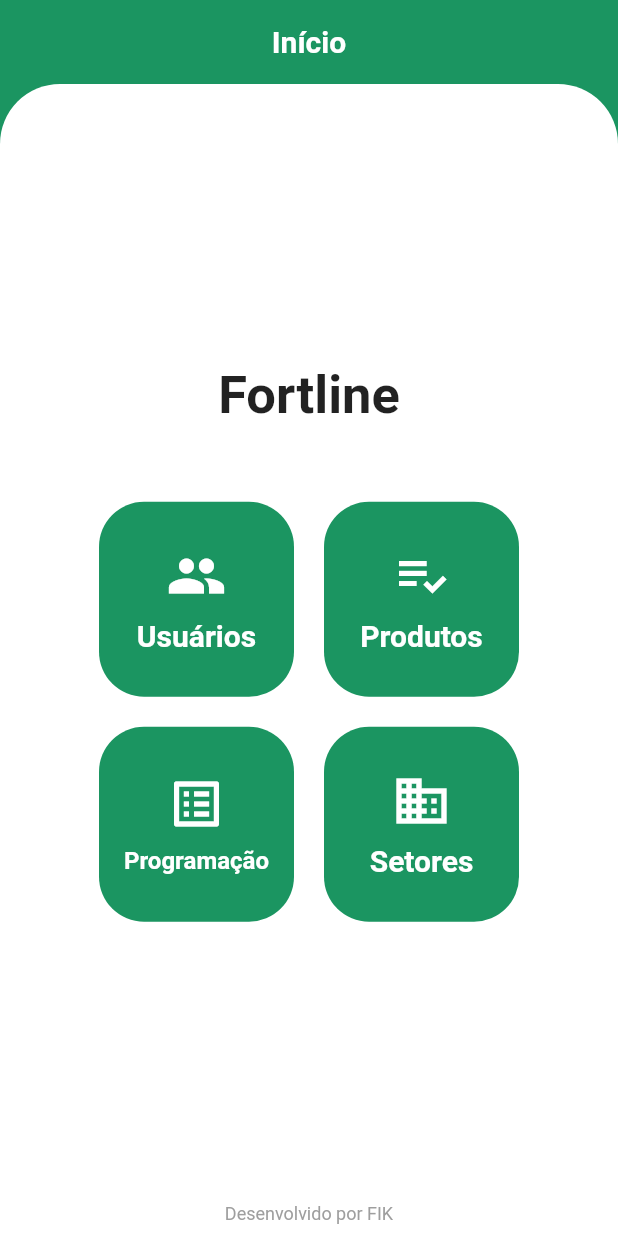
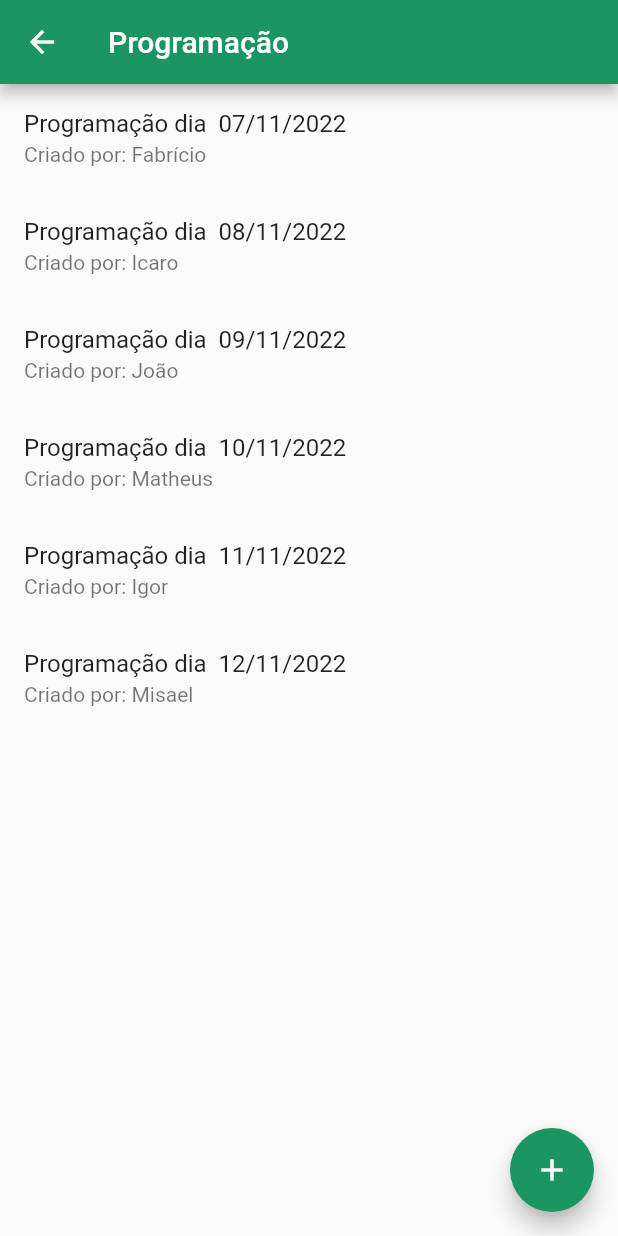
Before and after one commit to fajusto/projeto_tcc_rastreador, a Flutter app: the HomePage screen opened directly, after a tap on "Programação", on a phone screen of 412 x 824 dp. Run offline on Flutter 3.47's test engine with Material 2 defaults, Android fonts, the phone set to English and light mode, and no system bars; our stand-ins replace animated_text_kit, google_fonts, mobx; accounts and stored records are empty; generated files the repository leaves out were written again; Roboto replaces fonts that are missing (Ubuntu).

Commit message:
- created new fields

```diff
--- a/lib/modules/home/views/home_page.dart
+++ b/lib/modules/home/views/home_page.dart
@@ -1,7 +1,11 @@
 import 'package:flutter/material.dart';
 import 'package:google_fonts/google_fonts.dart';
+import 'package:projeto_tcc_rastreador/modules/auth/loginpage.dart';
 import 'package:projeto_tcc_rastreador/modules/home/widgets/menu_button.dart';
-import 'package:projeto_tcc_rastreador/modules/users/users.dart';
+import 'package:projeto_tcc_rastreador/modules/products/products.dart';
+import 'package:projeto_tcc_rastreador/modules/schedules/views/schedules.dart';
+import 'package:projeto_tcc_rastreador/modules/sections/views/sections.dart';
+import 'package:projeto_tcc_rastreador/modules/users/views/users.dart';
 
 import '../../../core/app_theme.dart';
 
@@ -18,6 +22,17 @@
             fontWeight: FontWeight.bold,
           ),
         ),
+        actions: [
+          Padding(
+            padding: const EdgeInsets.only(right: 20),
+            child: IconButton(
+                onPressed: () {
+                  Navigator.pushReplacement(
+                      context, MaterialPageRoute(builder: (_) => LoginPage()));
+                },
+                icon: const Icon(Icons.logout)),
+          )
+        ],
         centerTitle: true,
         elevation: 0,
       ),
@@ -41,7 +56,7 @@
                     mainAxisAlignment: MainAxisAlignment.center,
                     children: [
                       Text(
-                        'Fortline',
+                        'FIKM',
                         style: GoogleFonts.ubuntu(
                           fontSize: 35,
                           fontWeight: FontWeight.bold,
@@ -67,16 +82,41 @@
                       MenuButton(
                         icon: Icons.playlist_add_check,
                         title: 'Produtos',
-                        onTap: () {},
+                        onTap: () {
+                          Navigator.push(
+                              context,
+                              MaterialPageRoute(
+                                  builder: (_) => const Products()));
+                        },
                       ),
                       MenuButton(
                         icon: Icons.list_alt,
                         title: 'Programação',
-                        onTap: () {},
+                        onTap: () {
+                          Navigator.push(
+                              context,
+                              MaterialPageRoute(
+                                  builder: (_) => const Schedules()));
+                        },
                       ),
                       MenuButton(
                         icon: Icons.business_sharp,
                         title: 'Setores',
+                        onTap: () {
+                          Navigator.push(
+                              context,
+                              MaterialPageRoute(
+                                  builder: (_) => const Sections()));
+                        },
+                      ),
+                      MenuButton(
+                        icon: Icons.people_alt_outlined,
+                        title: 'Clientes',
+                        onTap: () {},
+                      ),
+                      MenuButton(
+                        icon: Icons.place,
+                        title: 'Lugares',
                         onTap: () {},
                       ),
                     ],
--- a/lib/modules/products/models/product.dart
+++ b/lib/modules/products/models/product.dart
@@ -1,5 +1,21 @@
 class Product {
 
+  String? uuid;
+  String? name;
+  String? category;
+  String? description;
+  String? section;
+  DateTime? productionDate;
+  String? status;
 
+  Product({
+    this.uuid,
+    this.name,
+    this.category,
+    this.description,
+    this.section,
+    this.productionDate,
+    this.status,
+  });
 
 }
--- /dev/null
+++ b/lib/modules/schedules/models/schedule.dart
@@ -0,0 +1,19 @@
+import '../../products/models/product.dart';
+
+class Schedule {
+
+  String? uuid;
+  String? createdBy;
+  String? description;
+  DateTime? scheduleDate;
+  List<Product>? products;
+
+  Schedule({
+    this.uuid,
+    this.createdBy,
+    this.description,
+    this.scheduleDate,
+    this.products
+  });
+
+}
--- /dev/null
+++ b/lib/modules/schedules/views/schedules.dart
@@ -0,0 +1,74 @@
+import 'package:flutter/material.dart';
+import 'package:intl/intl.dart';
+import 'package:projeto_tcc_rastreador/modules/schedules/models/schedule.dart';
+
+class Schedules extends StatefulWidget {
+  const Schedules({Key? key}) : super(key: key);
+
+  @override
+  State<Schedules> createState() => _SchedulesState();
+}
+
+class _SchedulesState extends State<Schedules> {
+  List<Schedule> schedules = [
+    Schedule(
+        uuid: 'sadfhlishdblkzjblvkjbv',
+        description: 'Programação dia ',
+        createdBy: 'Fabrício',
+        scheduleDate: DateTime.parse('2022-11-07')),
+    Schedule(
+        uuid: 'djfdjgchchmukty',
+        description: 'Programação dia ',
+        createdBy: 'Icaro',
+        scheduleDate: DateTime.parse('2022-11-08')),
+    Schedule(
+        uuid: 'skdjgdjfgblzdnflknvobg',
+        description: 'Programação dia ',
+        createdBy: 'João',
+        scheduleDate: DateTime.parse('2022-11-09')),
+    Schedule(
+        uuid: 'hsgdfhtsfdjhdlvckjdvkb',
+        description: 'Programação dia ',
+        createdBy: 'Matheus',
+        scheduleDate: DateTime.parse('2022-11-10')),
+    Schedule(
+        uuid: 'hsgdfhtsfasdasdaasddvkb',
+        description: 'Programação dia ',
+        createdBy: 'Igor',
+        scheduleDate: DateTime.parse('2022-11-11')),
+    Schedule(
+        uuid: 'hsgdfhtsghskuddfaasddvkb',
+        description: 'Programação dia ',
+        createdBy: 'Misael',
+        scheduleDate: DateTime.parse('2022-11-12')),
+  ];
+
+  @override
+  Widget build(BuildContext context) {
+    return Scaffold(
+      appBar: AppBar(
+        title: const Text('Programação'),
+      ),
+      body: Column(
+        children: [
+          Expanded(
+            child: ListView.builder(
+                itemCount: schedules.length,
+                itemBuilder: (context, index) {
+                  return ListTile(
+                    title: Text(
+                        "${schedules[index].description!} ${DateFormat('dd/MM/yyyy').format(schedules[index].scheduleDate!)}"),
+                    subtitle: Text('Criado por: ${schedules[index].createdBy!}'),
+                    onTap: () {},
+                  );
+                }),
+          )
+        ],
+      ),
+      floatingActionButton: FloatingActionButton(
+        onPressed: () {},
+        child: const Icon(Icons.add),
+      ),
+    );
+  }
+}
--- a/pubspec.yaml
+++ b/pubspec.yaml
@@ -38,8 +38,7 @@
   mobx: ^2.0.7+3
   flutter_mobx: ^2.0.6+1
   animated_text_kit: ^4.2.2
-
-
+  intl: ^0.17.0
 
 dev_dependencies:
   flutter_test:
```
Also changed, not shown: lib/modules/customers/models/customer.dart (added, +9 -0 lines), lib/modules/customers/views/customers.dart (added, +56 -0 lines), lib/modules/products/products.dart (added, +86 -0 lines), lib/modules/sections/models/section.dart (added, +11 -0 lines), lib/modules/sections/views/sections.dart (added, +79 -0 lines), lib/modules/users/views/user_info.dart (added, +22 -0 lines), lib/modules/users/views/users.dart (renamed from lib/modules/users/users.dart, +8 -2 lines), pubspec.lock.
